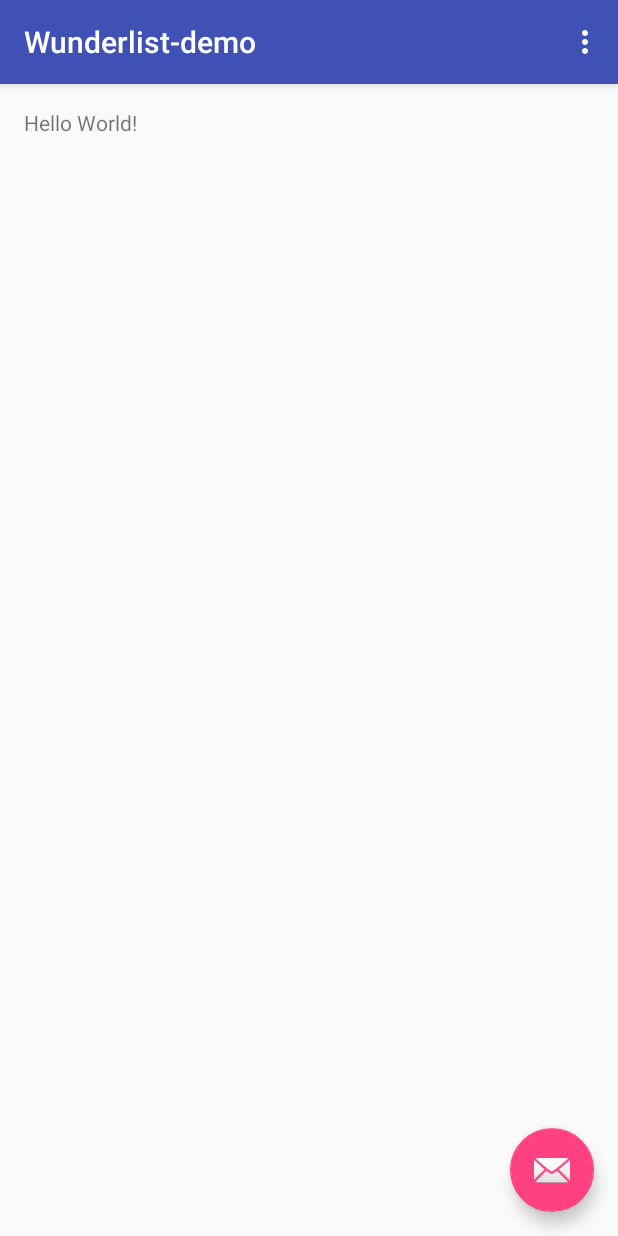
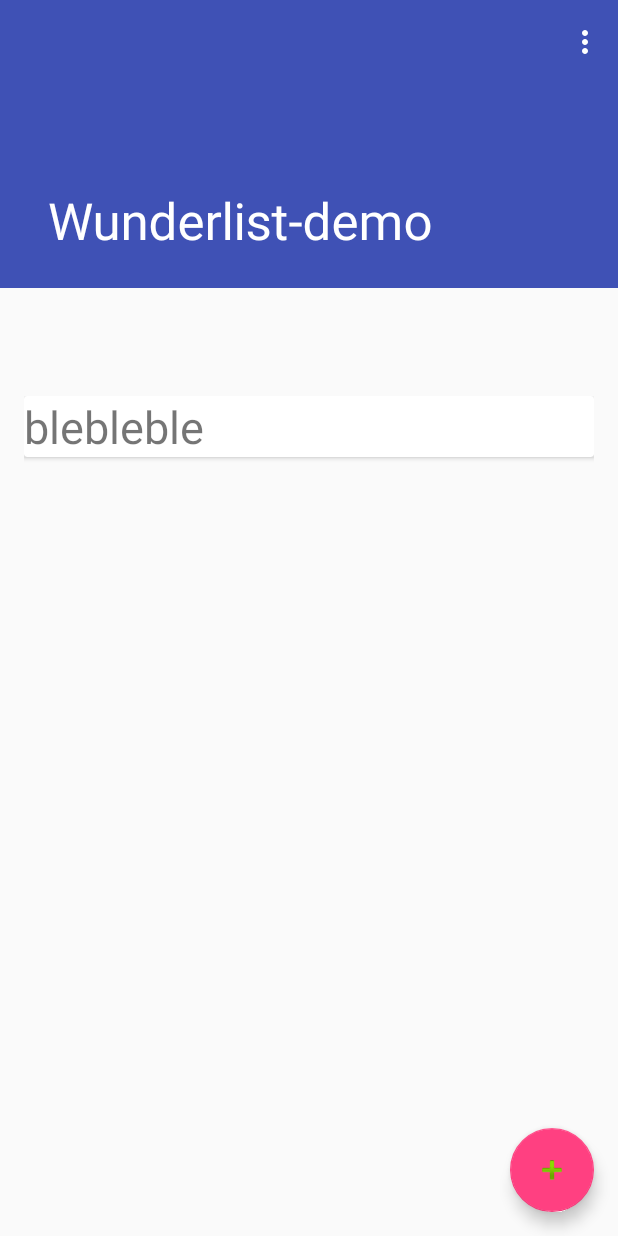
Before and after one commit to Jachu5/Task-List, an Android app: the screen it shows after launch (MainActivity), on a phone screen of 412 x 824 dp. Run offline under Robolectric (Android 15) with nearby library versions, the phone set to English and light mode, and no system bars; our stand-ins replace Dagger/Hilt's generated code; libraries missing offline, so code that uses them is left out: com.raizlabs.android; 3 statements that could not run were skipped.

Commit message:
Added toolbar/recyclerview/adapter

```diff
--- a/Wunderlist-demo/app/build.gradle
+++ b/Wunderlist-demo/app/build.gradle
@@ -26,6 +26,8 @@ dependencies {
     compile fileTree(dir: 'libs', include: ['*.jar'])
     testCompile 'junit:junit:4.12'
     compile 'com.android.support:appcompat-v7:23.1.1'
+    compile 'com.android.support:cardview-v7:23.0.0'
+    compile 'com.android.support:recyclerview-v7:23.0.0'
     compile 'com.android.support:design:23.1.1'
 
     // DBFlow dependencies
--- a/Wunderlist-demo/app/src/main/java/demo/wunderlist/alfredo_cerezo/wunderlist_demo/MainActivity.java
+++ b/Wunderlist-demo/app/src/main/java/demo/wunderlist/alfredo_cerezo/wunderlist_demo/MainActivity.java
@@ -1,18 +1,25 @@
 package demo.wunderlist.alfredo_cerezo.wunderlist_demo;
 
 import android.os.Bundle;
+import android.support.design.widget.CollapsingToolbarLayout;
 import android.support.design.widget.FloatingActionButton;
 import android.support.design.widget.Snackbar;
 import android.support.v7.app.AppCompatActivity;
+import android.support.v7.widget.DefaultItemAnimator;
+import android.support.v7.widget.LinearLayoutManager;
+import android.support.v7.widget.RecyclerView;
 import android.support.v7.widget.Toolbar;
 import android.util.Log;
 import android.view.View;
 import android.view.Menu;
 import android.view.MenuItem;
 
+import java.util.ArrayList;
 import java.util.List;
 
 import demo.wunderlist.alfredo_cerezo.wunderlist_demo.android.ApplicationWunderlist;
+import demo.wunderlist.alfredo_cerezo.wunderlist_demo.android.ui.DividerItemDecoration;
+import demo.wunderlist.alfredo_cerezo.wunderlist_demo.android.ui.TaskListAdapter;
 import demo.wunderlist.alfredo_cerezo.wunderlist_demo.core.entities.Observer;
 import demo.wunderlist.alfredo_cerezo.wunderlist_demo.core.entities.Task;
 import demo.wunderlist.alfredo_cerezo.wunderlist_demo.exceptions.WunderlistException;
@@ -26,10 +33,34 @@ public class MainActivity extends AppCompatActivity {
     protected void onCreate(Bundle savedInstanceState) {
         super.onCreate(savedInstanceState);
         setContentView(R.layout.activity_main);
-        Toolbar toolbar = (Toolbar) findViewById(R.id.toolbar);
-        setSupportActionBar(toolbar);
+        initToolBar();
+        initList();
         createTaskTest();
         getAllTaskTest();
+        initFloatingButton();
+    }
+
+    private void initList() {
+        //RecyclerView
+        RecyclerView list = (RecyclerView) findViewById(R.id.recyclerView);
+
+        ArrayList<Task> data = new ArrayList<>();
+        for (int i = 0; i < 10; i++) {
+            Task task = new Task();
+            task.setContent("blebleble");
+            data.add(task);
+        }
+
+        TaskListAdapter adapter = new TaskListAdapter(data);
+        list.setAdapter(adapter);
+        list.setLayoutManager(
+                new LinearLayoutManager(this, LinearLayoutManager.VERTICAL, false));
+//        list.addItemDecoration(
+//                new DividerItemDecoration(this, DividerItemDecoration.VERTICAL_LIST));
+        list.setItemAnimator(new DefaultItemAnimator());
+    }
+
+    private void initFloatingButton() {
         FloatingActionButton fab = (FloatingActionButton) findViewById(R.id.fab);
         fab.setOnClickListener(new View.OnClickListener() {
             @Override
@@ -38,6 +69,17 @@ public class MainActivity extends AppCompatActivity {
                         .setAction("Action", null).show();
             }
         });
+    }
+
+    private void initToolBar() {
+        //App bar
+        Toolbar toolbar = (Toolbar) findViewById(R.id.toolbar);
+        setSupportActionBar(toolbar);
+        // getSupportActionBar().setTitle("Wunderlist");
+
+        //CollapsingToolbarLayout
+        CollapsingToolbarLayout ctlLayout = (CollapsingToolbarLayout) findViewById(R.id.ctlLayout);
+        ctlLayout.setTitle(getString(R.string.app_name));
     }
 
     private void createTaskTest() {
--- /dev/null
+++ b/Wunderlist-demo/app/src/main/java/demo/wunderlist/alfredo_cerezo/wunderlist_demo/android/ui/DividerItemDecoration.java
@@ -0,0 +1,85 @@
+package demo.wunderlist.alfredo_cerezo.wunderlist_demo.android.ui;
+
+import android.content.Context;
+import android.content.res.TypedArray;
+import android.graphics.Canvas;
+import android.graphics.Rect;
+import android.graphics.drawable.Drawable;
+import android.support.v7.widget.LinearLayoutManager;
+import android.support.v7.widget.RecyclerView;
+import android.view.View;
+
+public class DividerItemDecoration extends RecyclerView.ItemDecoration {
+
+    private static final int[] ATTRS = new int[]{
+            android.R.attr.listDivider
+    };
+
+    public static final int HORIZONTAL_LIST = LinearLayoutManager.HORIZONTAL;
+    public static final int VERTICAL_LIST = LinearLayoutManager.VERTICAL;
+
+    private Drawable mDivider;
+    private int mOrientation;
+
+    public DividerItemDecoration(Context context, int orientation) {
+        final TypedArray a = context.obtainStyledAttributes(ATTRS);
+        mDivider = a.getDrawable(0);
+        a.recycle();
+        setOrientation(orientation);
+    }
+
+    public void setOrientation(int orientation) {
+        if (orientation != HORIZONTAL_LIST && orientation != VERTICAL_LIST) {
+            throw new IllegalArgumentException("invalid orientation");
+        }
+        mOrientation = orientation;
+    }
+
+    @Override
+    public void onDrawOver(Canvas c, RecyclerView parent, RecyclerView.State state) {
+        if (mOrientation == VERTICAL_LIST) {
+            drawVertical(c, parent);
+        } else {
+            drawHorizontal(c, parent);
+        }
+    }
+
+    public void drawVertical(Canvas c, RecyclerView parent) {
+        final int left = parent.getPaddingLeft();
+        final int right = parent.getWidth() - parent.getPaddingRight();
+        final int childCount = parent.getChildCount();
+        for (int i = 0; i < childCount; i++) {
+            final View child = parent.getChildAt(i);
+            final RecyclerView.LayoutParams params =
+                    (RecyclerView.LayoutParams) child.getLayoutParams();
+            final int top = child.getBottom() + params.bottomMargin;
+            final int bottom = top + mDivider.getIntrinsicHeight();
+            mDivider.setBounds(left, top, right, bottom);
+            mDivider.draw(c);
+        }
+    }
+
+    public void drawHorizontal(Canvas c, RecyclerView parent) {
+        final int top = parent.getPaddingTop();
+        final int bottom = parent.getHeight() - parent.getPaddingBottom();
+        final int childCount = parent.getChildCount();
+        for (int i = 0; i < childCount; i++) {
+            final View child = parent.getChildAt(i);
+            final RecyclerView.LayoutParams params =
+                    (RecyclerView.LayoutParams) child.getLayoutParams();
+            final int left = child.getRight() + params.rightMargin;
+            final int right = left + mDivider.getIntrinsicHeight();
+            mDivider.setBounds(left, top, right, bottom);
+            mDivider.draw(c);
+        }
+    }
+
+    @Override
+    public void getItemOffsets(Rect outRect, View view, RecyclerView parent, RecyclerView.State state) {
+        if (mOrientation == VERTICAL_LIST) {
+            outRect.set(0, 0, 0, mDivider.getIntrinsicHeight());
+        } else {
+            outRect.set(0, 0, mDivider.getIntrinsicWidth(), 0);
+        }
+    }
+}
--- /dev/null
+++ b/Wunderlist-demo/app/src/main/java/demo/wunderlist/alfredo_cerezo/wunderlist_demo/android/ui/TaskListAdapter.java
@@ -0,0 +1,106 @@
+package demo.wunderlist.alfredo_cerezo.wunderlist_demo.android.ui;
+
+import android.support.v7.widget.RecyclerView;
+import android.view.LayoutInflater;
+import android.view.View;
+import android.view.ViewGroup;
+import android.widget.TextView;
+
+import java.util.List;
+
+import demo.wunderlist.alfredo_cerezo.wunderlist_demo.R;
+import demo.wunderlist.alfredo_cerezo.wunderlist_demo.core.entities.Task;
+
+/**
+ * Created by jachu on 18/11/15.
+ */
+public class TaskListAdapter extends RecyclerView.Adapter<RecyclerView.ViewHolder> {
+
+    private List<Task> mTasks;
+    //added view types
+    private static final int TYPE_ITEM = 1;
+    private static final int TYPE_HEADER = 2;
+
+
+    public TaskListAdapter(List<Task> tasks) {
+        if (tasks == null) {
+            throw new IllegalArgumentException("tasks cannot be null");
+        }
+        mTasks = tasks;
+
+    }
+
+    @Override
+    public RecyclerView.ViewHolder onCreateViewHolder(ViewGroup parent, int viewType) {
+        final View view;
+        switch (viewType) {
+            case TYPE_ITEM:
+                view = LayoutInflater.from(parent.getContext()).inflate(R.layout.task_list_element, parent, false);
+                return TaskViewHolder.newInstance(view);
+
+            case TYPE_HEADER:
+                view = LayoutInflater.from(parent.getContext()).inflate(R.layout.task_list_element_header, parent, false);
+                return new TaskViewHolderHeader(view);
+        }
+        throw new RuntimeException("There is no type that matches the type " + viewType + " + make sure your using types correctly");
+
+    }
+
+    @Override
+    public void onBindViewHolder(RecyclerView.ViewHolder viewHolder, int position) {
+        if (!isPositionHeader(position)) {
+            TaskViewHolder holder = (TaskViewHolder) viewHolder;
+            holder.bindTask(this.mTasks.get(position - 1)); // header
+        }
+
+    }
+
+    public int getBasicItemCount() {
+        return mTasks == null ? 0 : mTasks.size();
+    }
+
+    @Override
+    public int getItemCount() {
+        return getBasicItemCount() + 1;
+    }
+
+    @Override
+    public int getItemViewType(int position) {
+        if (isPositionHeader(position)) {
+            return TYPE_HEADER;
+        }
+        return TYPE_ITEM;
+    }
+
+    private boolean isPositionHeader(int position) {
+        return position == 0;
+    }
+
+    public static class TaskViewHolder
+            extends RecyclerView.ViewHolder {
+
+        private final TextView txtTitulo;
+
+        public TaskViewHolder(View itemView, TextView itemTextView) {
+            super(itemView);
+            txtTitulo = itemTextView;
+
+        }
+
+        public static TaskViewHolder newInstance(View parent) {
+            TextView txtTitulo = (TextView) parent.findViewById(R.id.task_content);
+            return new TaskViewHolder(parent, txtTitulo);
+        }
+
+        public void bindTask(Task task) {
+            txtTitulo.setText(task.getContent());
+        }
+    }
+
+    public class TaskViewHolderHeader extends RecyclerView.ViewHolder {
+        public TaskViewHolderHeader(View itemView) {
+            super(itemView);
+        }
+    }
+
+}
--- a/Wunderlist-demo/app/src/main/res/layout/activity_main.xml
+++ b/Wunderlist-demo/app/src/main/res/layout/activity_main.xml
@@ -1,25 +1,46 @@
 <?xml version="1.0" encoding="utf-8"?>
-<android.support.design.widget.CoordinatorLayout
-    xmlns:android="http://schemas.android.com/apk/res/android"
+<android.support.design.widget.CoordinatorLayout xmlns:android="http://schemas.android.com/apk/res/android"
     xmlns:app="http://schemas.android.com/apk/res-auto"
-    xmlns:tools="http://schemas.android.com/tools" android:layout_width="match_parent"
-    android:layout_height="match_parent" android:fitsSystemWindows="true"
+    xmlns:tools="http://schemas.android.com/tools"
+    android:layout_width="match_parent"
+    android:layout_height="match_parent"
+    android:fitsSystemWindows="true"
     tools:context=".MainActivity">
 
-    <android.support.design.widget.AppBarLayout android:layout_height="wrap_content"
-        android:layout_width="match_parent" android:theme="@style/AppTheme.AppBarOverlay">
+    <android.support.design.widget.AppBarLayout
+        android:id="@+id/appbarLayout"
+        android:layout_width="match_parent"
+        android:layout_height="192dp"
+        android:theme="@style/ThemeOverlay.AppCompat.Dark.ActionBar">
 
-        <android.support.v7.widget.Toolbar android:id="@+id/toolbar"
-            android:layout_width="match_parent" android:layout_height="?attr/actionBarSize"
-            android:background="?attr/colorPrimary" app:popupTheme="@style/AppTheme.PopupOverlay" />
+        <android.support.design.widget.CollapsingToolbarLayout
+            android:id="@+id/ctlLayout"
+            android:layout_width="match_parent"
+            android:layout_height="match_parent"
+            app:layout_scrollFlags="scroll|enterAlways|enterAlwaysCollapsed">
+
+            <android.support.v7.widget.Toolbar
+                android:id="@+id/toolbar"
+                android:layout_width="match_parent"
+                android:layout_height="?attr/actionBarSize"
+                android:background="?attr/colorPrimary"
+                android:minHeight="?attr/actionBarSize"
+                android:theme="@style/ThemeOverlay.AppCompat.Dark.ActionBar"
+                app:layout_collapseMode="pin"
+                app:popupTheme="@style/ThemeOverlay.AppCompat.Light" />
+
+        </android.support.design.widget.CollapsingToolbarLayout>
 
     </android.support.design.widget.AppBarLayout>
 
     <include layout="@layout/content_main" />
 
-    <android.support.design.widget.FloatingActionButton android:id="@+id/fab"
-        android:layout_width="wrap_content" android:layout_height="wrap_content"
-        android:layout_gravity="bottom|end" android:layout_margin="@dimen/fab_margin"
-        android:src="@android:drawable/ic_dialog_email" />
+    <android.support.design.widget.FloatingActionButton
+        android:id="@+id/fab"
+        android:layout_width="wrap_content"
+        android:layout_height="wrap_content"
+        android:layout_gravity="bottom|end"
+        android:layout_margin="@dimen/fab_margin"
+        android:src="@android:drawable/ic_input_add" />
 
 </android.support.design.widget.CoordinatorLayout>
--- a/Wunderlist-demo/app/src/main/res/layout/content_main.xml
+++ b/Wunderlist-demo/app/src/main/res/layout/content_main.xml
@@ -1,14 +1,17 @@
 <?xml version="1.0" encoding="utf-8"?>
 <RelativeLayout xmlns:android="http://schemas.android.com/apk/res/android"
+    xmlns:app="http://schemas.android.com/apk/res-auto"
     xmlns:tools="http://schemas.android.com/tools"
-    xmlns:app="http://schemas.android.com/apk/res-auto" android:layout_width="match_parent"
-    android:layout_height="match_parent" android:paddingLeft="@dimen/activity_horizontal_margin"
-    android:paddingRight="@dimen/activity_horizontal_margin"
-    android:paddingTop="@dimen/activity_vertical_margin"
-    android:paddingBottom="@dimen/activity_vertical_margin"
+    android:layout_width="match_parent"
+    android:layout_height="match_parent"
     app:layout_behavior="@string/appbar_scrolling_view_behavior"
-    tools:showIn="@layout/activity_main" tools:context=".MainActivity">
+    tools:context=".MainActivity"
+    tools:showIn="@layout/activity_main">
 
-    <TextView android:text="Hello World!" android:layout_width="wrap_content"
-        android:layout_height="wrap_content" />
+    <android.support.v7.widget.RecyclerView
+        android:id="@+id/recyclerView"
+        android:layout_width="match_parent"
+        android:layout_height="match_parent"
+        android:layout_above="@string/appbar_scrolling_view_behavior" />
+
 </RelativeLayout>
--- /dev/null
+++ b/Wunderlist-demo/app/src/main/res/layout/task_list_element.xml
@@ -0,0 +1,29 @@
+<?xml version="1.0" encoding="utf-8"?>
+<LinearLayout xmlns:android="http://schemas.android.com/apk/res/android"
+    xmlns:card_view="http://schemas.android.com/apk/res-auto"
+    android:layout_width="match_parent"
+    android:layout_height="match_parent"
+    android:padding="16dp">
+
+    <android.support.v7.widget.CardView
+        android:id="@+id/cv"
+        android:layout_width="match_parent"
+        android:layout_height="wrap_content"
+        card_view:cardCornerRadius="2dp">
+
+        <RelativeLayout
+            android:layout_width="match_parent"
+            android:layout_height="wrap_content">
+
+            <TextView
+                android:id="@+id/task_content"
+                android:layout_width="wrap_content"
+                android:layout_height="wrap_content"
+                android:layout_alignParentTop="true"
+                android:textSize="30sp" />
+        </RelativeLayout>
+
+
+    </android.support.v7.widget.CardView>
+
+</LinearLayout>
--- /dev/null
+++ b/Wunderlist-demo/app/src/main/res/layout/task_list_element_header.xml
@@ -0,0 +1,4 @@
+<?xml version="1.0" encoding="utf-8"?>
+<View xmlns:android="http://schemas.android.com/apk/res/android"
+    android:layout_width="match_parent"
+    android:layout_height="?attr/actionBarSize" />
--- a/Wunderlist-demo/app/src/main/res/values/styles.xml
+++ b/Wunderlist-demo/app/src/main/res/values/styles.xml
@@ -1,7 +1,7 @@
 <resources>
 
     <!-- Base application theme. -->
-    <style name="AppTheme" parent="Theme.AppCompat.Light.DarkActionBar">
+    <style name="AppTheme" parent="Theme.AppCompat.Light.NoActionBar">
         <!-- Customize your theme here. -->
         <item name="colorPrimary">@color/colorPrimary</item>
         <item name="colorPrimaryDark">@color/colorPrimaryDark</item>
```
Also changed, not shown: 1 other file.
